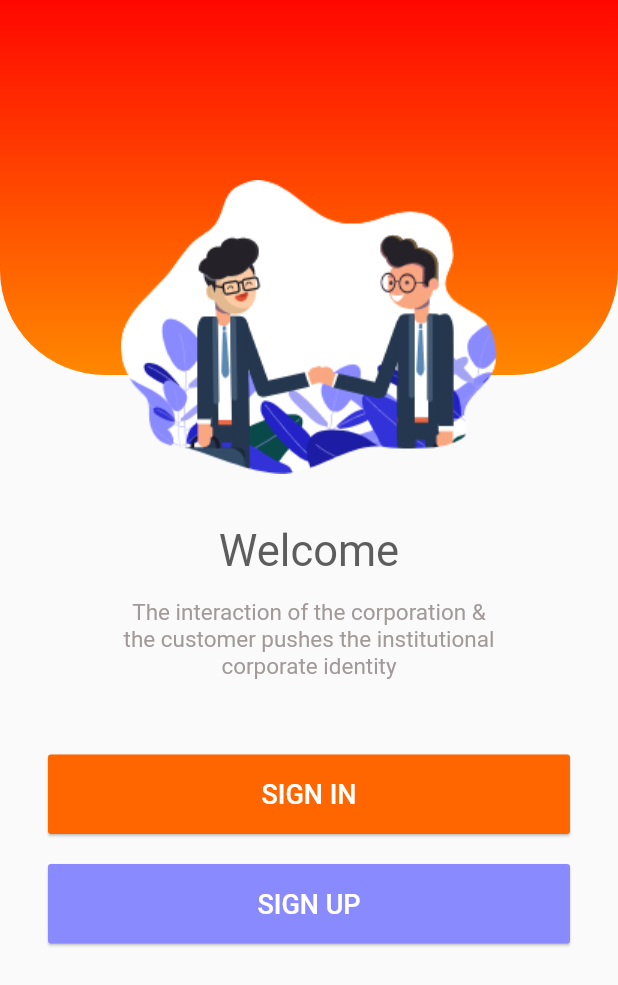
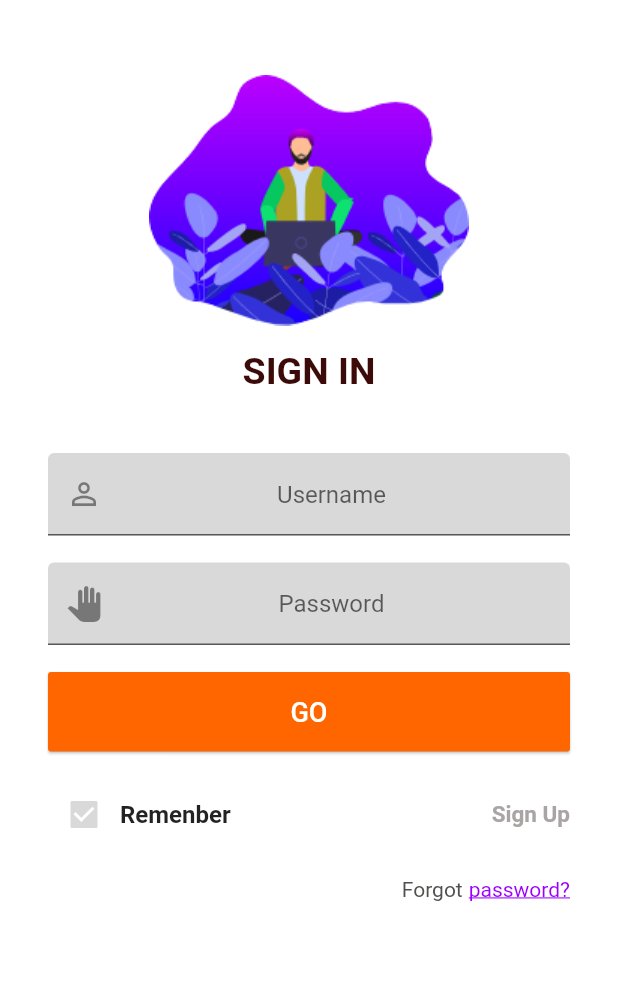
Before and after one commit to boriskamtou/movie_app, a Flutter app: the screen it shows after launch, after a tap on "SIGN IN", on a phone screen of 412 x 824 dp. Shown: the top 985 px of the screen. Run offline on Flutter 3.47's test engine with Material 2 defaults, Android fonts, the phone set to English and light mode, and no system bars.

Commit message:
create sign_in_screen

```diff
--- /dev/null
+++ b/lib/constants/colors.dart
@@ -0,0 +1,5 @@
+import 'package:flutter/material.dart';
+
+Color kWhite = Colors.white;
+Color kColorFocusInput = Color(0xFF9A00FF);
+Color kInputBackgroundColor = Color(0xFFD9D9D9);
--- a/lib/main.dart
+++ b/lib/main.dart
@@ -1,6 +1,7 @@
 import 'package:flutter/material.dart';
 
 import 'screens/home_screen.dart';
+import 'screens/sign_in_screen/sign_in_screen.dart';
 
 void main() => runApp(MyApp());
 
@@ -12,8 +13,13 @@ class MyApp extends StatelessWidget {
       title: 'Movie App',
       theme: ThemeData(
         primarySwatch: Colors.deepOrange,
+        scaffoldBackgroundColor: Colors.white,
       ),
       home: HomeScreen(),
+      routes: {
+        HomeScreen.routeName: (ctx) => HomeScreen(),
+        SignInScreen.routeName: (ctx) => SignInScreen(),
+      },
     );
   }
 }
--- a/lib/screens/home_screen.dart
+++ b/lib/screens/home_screen.dart
@@ -1,6 +1,8 @@
 import 'package:flutter/cupertino.dart';
 import 'package:flutter/material.dart';
 import 'package:movie_app/widgets/large_button.dart';
+
+import 'sign_in_screen/sign_in_screen.dart';
 
 class HomeScreen extends StatelessWidget {
   static const routeName = '/home-screen';
@@ -8,7 +10,9 @@ class HomeScreen extends StatelessWidget {
   @override
   Widget build(BuildContext context) {
     return Scaffold(
-      body: Container(
+      body: SingleChildScrollView(
+        physics: BouncingScrollPhysics(),
+        child: Container(
           child: Column(
             crossAxisAlignment: CrossAxisAlignment.stretch,
             children: <Widget>[
@@ -67,23 +71,31 @@ class HomeScreen extends StatelessWidget {
               SizedBox(
                 height: 50,
               ),
-            LargeButton(
+              Padding(
+                padding: const EdgeInsets.symmetric(horizontal: 32),
+                child: LargeButton(
                   text: 'SIGN IN',
                   onPressed: () {
                     //TODO:
+                    Navigator.of(context).pushNamed(SignInScreen.routeName);
                   },
+                ),
               ),
               SizedBox(
                 height: 20,
               ),
-            LargeButton(
+              Padding(
+                padding: const EdgeInsets.symmetric(horizontal: 32),
+                child: LargeButton(
                   text: 'SIGN UP',
                   color: Color(0xFF8A8AFF),
                   onPressed: () {
                     //TODO:
                   },
                 ),
+              ),
             ],
+          ),
         ),
       ),
     );
--- /dev/null
+++ b/lib/screens/sign_in_screen/sign_in_screen.dart
@@ -0,0 +1,167 @@
+import 'package:flutter/cupertino.dart';
+import 'package:flutter/material.dart';
+import 'package:movie_app/constants/colors.dart';
+import 'package:movie_app/widgets/input_separator.dart';
+import 'package:movie_app/widgets/large_button.dart';
+
+class SignInScreen extends StatefulWidget {
+  static const routeName = '/sign-in-screen';
+
+  @override
+  _SignInScreenState createState() => _SignInScreenState();
+}
+
+class _SignInScreenState extends State<SignInScreen> {
+  bool _isChecked = true;
+  @override
+  Widget build(BuildContext context) {
+    return Scaffold(
+      body: SingleChildScrollView(
+        physics: BouncingScrollPhysics(),
+        child: Container(
+          padding: EdgeInsets.only(
+            top: 50,
+            left: 32,
+            right: 32,
+          ),
+          child: Container(
+            width: double.infinity,
+            child: Column(
+              crossAxisAlignment: CrossAxisAlignment.center,
+              children: <Widget>[
+                Image.asset('assets/images/img2.png'),
+                SizedBox(
+                  height: 16,
+                ),
+                Text(
+                  'SIGN IN',
+                  style: TextStyle(
+                    color: Color(0xFF3D0A0A),
+                    fontSize: 25,
+                    fontWeight: FontWeight.w600,
+                  ),
+                ),
+                SizedBox(
+                  height: 40,
+                ),
+                TextField(
+                  keyboardType: TextInputType.text,
+                  textAlign: TextAlign.center,
+                  decoration: InputDecoration(
+                    hintText: 'Username',
+                    contentPadding: EdgeInsets.symmetric(
+                      vertical: 18,
+                      horizontal: 18,
+                    ),
+                    prefixIcon: Icon(Icons.person_outline),
+                    focusColor: kColorFocusInput,
+                    fillColor: kInputBackgroundColor,
+                    filled: true,
+                  ),
+                ),
+                InputSeparator(),
+                TextField(
+                  keyboardType: TextInputType.text,
+                  textAlign: TextAlign.center,
+                  decoration: InputDecoration(
+                    hintText: 'Password',
+                    contentPadding: EdgeInsets.symmetric(
+                      vertical: 18,
+                      horizontal: 18,
+                    ),
+                    prefixIcon: Icon(Icons.pan_tool),
+                    focusColor: kColorFocusInput,
+                    fillColor: kInputBackgroundColor,
+                    filled: true,
+                  ),
+                ),
+                InputSeparator(),
+                Container(
+                  width: double.infinity,
+                  child: LargeButton(
+                    text: 'GO',
+                    onPressed: () {},
+                  ),
+                ),
+                InputSeparator(),
+                Row(
+                  mainAxisAlignment: MainAxisAlignment.spaceBetween,
+                  children: <Widget>[
+                    GestureDetector(
+                      onTap: () {
+                        setState(() {
+                          _isChecked = !_isChecked;
+                        });
+                      },
+                      child: Row(
+                        children: <Widget>[
+                          Checkbox(
+                            value: _isChecked,
+                            checkColor: kWhite,
+                            activeColor: kInputBackgroundColor,
+                            onChanged: (bool newVal) {
+                              setState(() {
+                                _isChecked = newVal;
+                              });
+                            },
+                          ),
+                          Text(
+                            'Remenber',
+                            style: TextStyle(
+                              fontWeight: FontWeight.w600,
+                              fontSize: 16,
+                            ),
+                          )
+                        ],
+                      ),
+                    ),
+                    InkWell(
+                      onTap: () {
+                        //TODO:
+                      },
+                      child: Text(
+                        'Sign Up',
+                        style: TextStyle(
+                          color: Color(0xFFAAA5A5),
+                          fontSize: 15,
+                          fontWeight: FontWeight.w600,
+                        ),
+                      ),
+                    ),
+                  ],
+                ),
+                InputSeparator(),
+                Row(
+                  mainAxisAlignment: MainAxisAlignment.end,
+                  children: <Widget>[
+                    Text(
+                      'Forgot',
+                      style: TextStyle(
+                        color: Color(0xFF50504E),
+                      ),
+                    ),
+                    SizedBox(
+                      width: 4,
+                    ),
+                    InkWell(
+                      onTap: () {
+                        //TODO:
+                      },
+                      child: Text(
+                        'password?',
+                        style: TextStyle(
+                          color: kColorFocusInput,
+                          decoration: TextDecoration.underline,
+                        ),
+                      ),
+                    )
+                  ],
+                )
+              ],
+            ),
+          ),
+        ),
+      ),
+    );
+  }
+}
--- /dev/null
+++ b/lib/widgets/input_separator.dart
@@ -0,0 +1,14 @@
+import 'package:flutter/material.dart';
+
+class InputSeparator extends StatelessWidget {
+  const InputSeparator({
+    Key key,
+  }) : super(key: key);
+
+  @override
+  Widget build(BuildContext context) {
+    return SizedBox(
+      height: 18,
+    );
+  }
+}
--- a/lib/widgets/large_button.dart
+++ b/lib/widgets/large_button.dart
@@ -13,11 +13,7 @@ class LargeButton extends StatelessWidget {
 
   @override
   Widget build(BuildContext context) {
-    return Padding(
-      padding: const EdgeInsets.symmetric(
-        horizontal: 32,
-      ),
-      child: RaisedButton(
+    return RaisedButton(
       onPressed: onPressed,
       padding: EdgeInsets.symmetric(
         vertical: 16,
@@ -31,7 +27,6 @@ class LargeButton extends StatelessWidget {
           fontSize: 18,
         ),
       ),
-      ),
     );
   }
 }
```
Also changed, not shown: assets/images/img2.png (added), lib/constants/styles.dart (added). Lines whose indentation alone changed are shown as unchanged.
